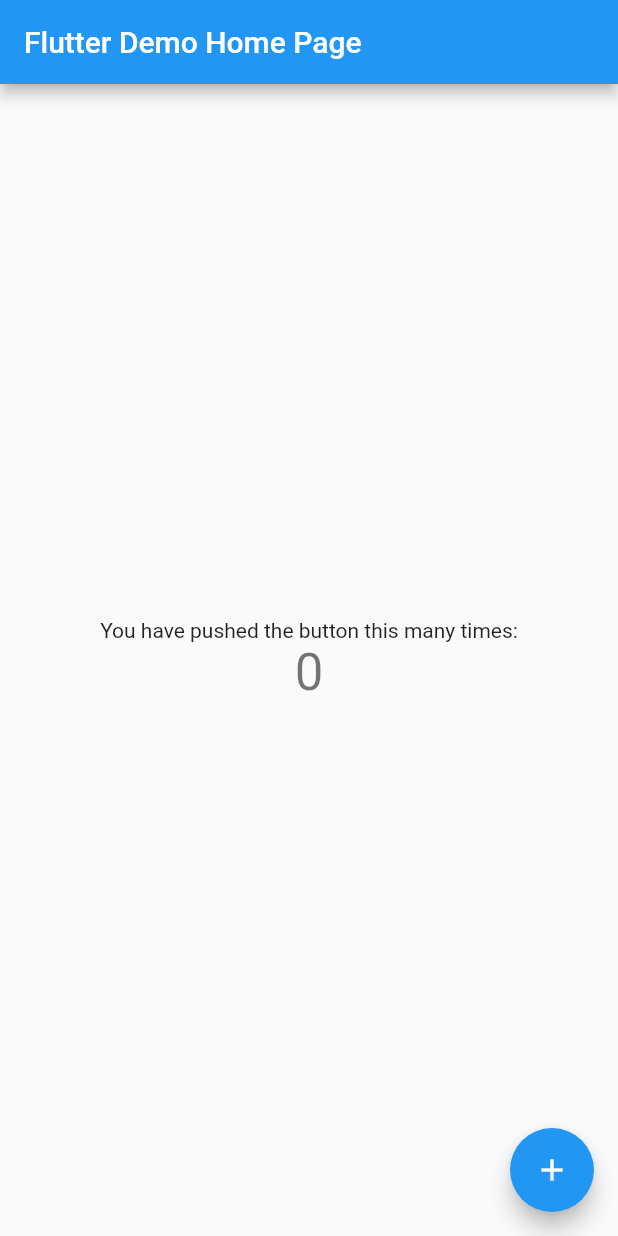
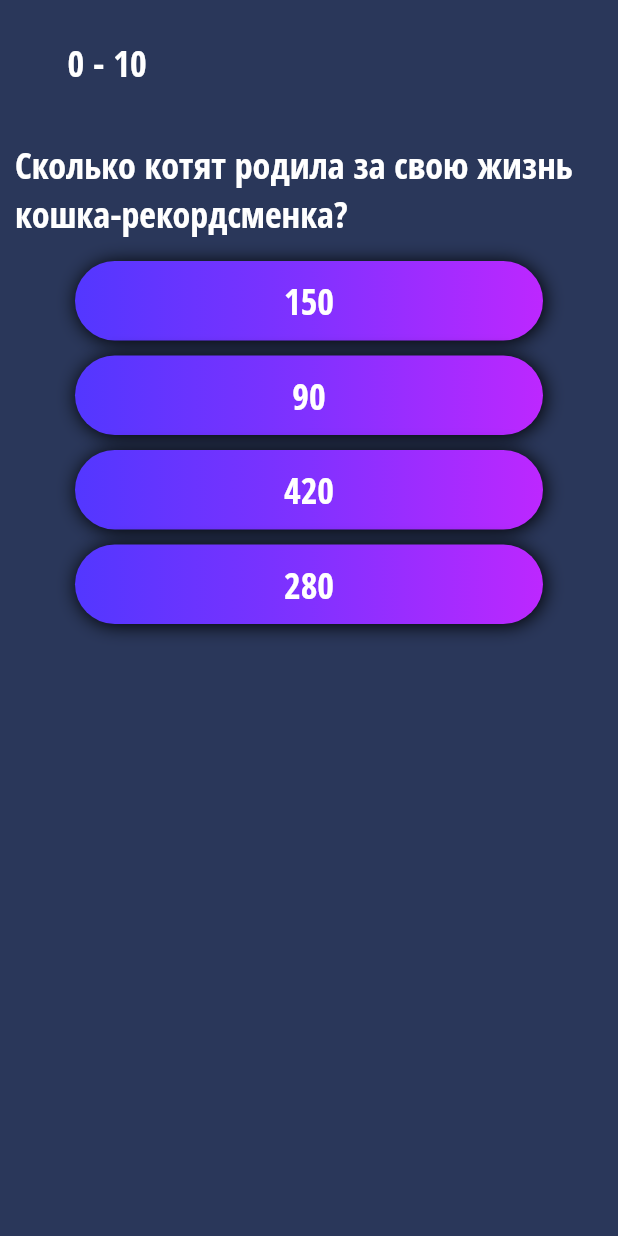
Before and after one commit to belyakova-anna/flutter_app, a Flutter app: the screen it shows after launch, on a phone screen of 412 x 824 dp. Run offline on Flutter 3.47's test engine with Material 2 defaults, Android fonts, the phone set to English and light mode, and no system bars; our stand-ins replace google_fonts.

Commit message:
first check

```diff
--- a/lib/main.dart
+++ b/lib/main.dart
@@ -1,96 +1,26 @@
 import 'package:flutter/material.dart';
+import 'package:google_fonts/google_fonts.dart';
+import 'package:mobile/pages/home_page.dart';
+import 'package:flutter/rendering.dart' show debugPaintSizeEnabled;
 
 void main() {
-  runApp(const MyApp());
+  debugPaintSizeEnabled = false;
+  return runApp(MyApp());
+
 }
 
 class MyApp extends StatelessWidget {
-  const MyApp({Key? key}) : super(key: key);
-
-  // This widget is the root of your application.
   @override
   Widget build(BuildContext context) {
     return MaterialApp(
-      title: 'Flutter Demo',
+      title: 'Quiz App',
       theme: ThemeData(
-
-        primarySwatch: Colors.blue,
+          primarySwatch: Colors.indigo,
+          textTheme: GoogleFonts.openSansCondensedTextTheme(
+            Theme.of(context).textTheme,
+          ),
       ),
-      home: const MyHomePage(title: 'Flutter Demo Home Page'),
+      home: HomePage(),
     );
   }
 }
-
-class MyHomePage extends StatefulWidget {
-  const MyHomePage({Key? key, required this.title}) : super(key: key);
-
-
-
-  final String title;
-
-  @override
-  State<MyHomePage> createState() => _MyHomePageState();
-}
-
-class _MyHomePageState extends State<MyHomePage> {
-  int _counter = 0;
-
-  void _incrementCounter() {
-    setState(() {
-
-      _counter++;
-    });
-  }
-
-  @override
-  Widget build(BuildContext context) {
-    // This method is rerun every time setState is called, for instance as done
-    // by the _incrementCounter method above.
-    //
-    // The Flutter framework has been optimized to make rerunning build methods
-    // fast, so that you can just rebuild anything that needs updating rather
-    // than having to individually change instances of widgets.
-    return Scaffold(
-      appBar: AppBar(
-        // Here we take the value from the MyHomePage object that was created by
-        // the App.build method, and use it to set our appbar title.
-        title: Text(widget.title),
-      ),
-      body: Center(
-        // Center is a layout widget. It takes a single child and positions it
-        // in the middle of the parent.
-        child: Column(
-          // Column is also a layout widget. It takes a list of children and
-          // arranges them vertically. By default, it sizes itself to fit its
-          // children horizontally, and tries to be as tall as its parent.
-          //
-          // Invoke "debug painting" (press "p" in the console, choose the
-          // "Toggle Debug Paint" action from the Flutter Inspector in Android
-          // Studio, or the "Toggle Debug Paint" command in Visual Studio Code)
-          // to see the wireframe for each widget.
-          //
-          // Column has various properties to control how it sizes itself and
-          // how it positions its children. Here we use mainAxisAlignment to
-          // center the children vertically; the main axis here is the vertical
-          // axis because Columns are vertical (the cross axis would be
-          // horizontal).
-          mainAxisAlignment: MainAxisAlignment.center,
-          children: <Widget>[
-            const Text(
-              'You have pushed the button this many times:',
-            ),
-            Text(
-              '$_counter',
-              style: Theme.of(context).textTheme.headline4,
-            ),
-          ],
-        ),
-      ),
-      floatingActionButton: FloatingActionButton(
-        onPressed: _incrementCounter,
-        tooltip: 'Increment',
-        child: const Icon(Icons.add),
-      ), // This trailing comma makes auto-formatting nicer for build methods.
-    );
-  }
-}
--- /dev/null
+++ b/lib/models/Question.dart
@@ -0,0 +1,107 @@
+import 'package:flutter/foundation.dart';
+
+class Question {
+  final String title;
+  final List<Map> answers;
+
+  Question({
+    required this.title,
+    required this.answers,
+});
+}
+
+class QuestionData {
+  final _data = [
+    Question(
+      title: 'Сколько котят родила за свою жизнь кошка-рекордсменка?',
+      answers: [
+        {'answer' : '150',},
+        {'answer' : '90',},
+        {'answer' : '420', 'isCorrect': 1},
+        {'answer' : '280',},
+      ]
+    ),
+    Question(
+        title: 'В средневековье было принято приклекать кошек к церковным праздникам. Каким образом?',
+        answers: [
+          {'answer' : 'Их приносили в церковь для ловли мышей',},
+          {'answer' : 'Их заставляли поститься',},
+          {'answer' : 'Их сбрасывали с башни', 'isCorrect': 1},
+          {'answer' : 'Им вешали бубенчики на шею',},
+        ]
+    ),
+    Question(
+        title: 'Что случилось после того, как папа римский Иннокентий Восьмой признал кошек воплощением зла?',
+        answers: [
+          {'answer' : 'Кошек отлучили от церкви как вид',},
+          {'answer' : 'Кошки убедили его в обратном',},
+          {'answer' : 'Погибло от 75 до 200 миллионов людей', 'isCorrect': 1},
+          {'answer' : 'Выросли цены на сыр',},
+        ]
+    ),
+    Question(
+        title: 'Как древние египтяне выражали скорбь из-за смерти домашней кошки?',
+        answers: [
+          {'answer' : 'Они сбривали брови', 'isCorrect': 1},
+          {'answer' : 'Они наносили на руки порезы, имитирующие царапины от когтей',},
+          {'answer' : 'Они разбивали статуи богини Бастет',},
+          {'answer' : 'Они хоронили вместо с кошкой нескольких рабов',},
+        ]
+    ),
+    Question(
+        title: 'Сколько процентов своей жизни кошки проводят во сне?',
+        answers: [
+          {'answer' : '50',},
+          {'answer' : '30',},
+          {'answer' : '90',},
+          {'answer' : '70', 'isCorrect': 1},
+        ]
+    ),
+    Question(
+        title: 'Кто изобрёл кошачью дверцу?',
+        answers: [
+          {'answer' : 'Никола Тесла',},
+          {'answer' : 'Исаак Ньютон', 'isCorrect': 1},
+          {'answer' : 'Древние египтяне',},
+          {'answer' : 'Томас Эдисон',},
+        ]
+    ),
+    Question(
+        title: 'Какой вкус кошки не ощущают?',
+        answers: [
+          {'answer' : 'Солёный',},
+          {'answer' : 'Горький',},
+          {'answer' : 'Кислый',},
+          {'answer' : 'Сладкий', 'isCorrect': 1},
+        ]
+    ),
+    Question(
+        title: 'В каком году снято старейшее видео с котиками, которое можно найти на YouTube?',
+        answers: [
+          {'answer' : '1915',},
+          {'answer' : '1960',},
+          {'answer' : '1894', 'isCorrect': 1},
+          {'answer' : '1992',},
+        ]
+    ),
+    Question(
+        title: 'Каких кошек Эрнест Хэмингуэй любил больше других?',
+        answers: [
+          {'answer' : 'Курносых',},
+          {'answer' : 'Голых',},
+          {'answer' : 'Трёхцветных',},
+          {'answer' : 'С лишними пальцами', 'isCorrect': 1},
+        ]
+    ),
+    Question(
+        title: 'Учёные считают, что кошки видят траву именно в этмо цвете.',
+        answers: [
+          {'answer' : 'Синий',},
+          {'answer' : 'Жёлтый',},
+          {'answer' : 'Кошки видят весь мир в сером цвете',},
+          {'answer' : 'Красный', 'isCorrect': 1},
+        ]
+    ),
+  ];
+  List<Question> get questions => [..._data];
+}
--- /dev/null
+++ b/lib/pages/home_page.dart
@@ -0,0 +1,83 @@
+import 'package:flutter/material.dart';
+import 'package:mobile/models/Question.dart';
+
+import '../widgets/answer.dart';
+import '../widgets/progress_bar.dart';
+import '../widgets/quiz.dart';
+import '../widgets/result.dart';
+
+class HomePage extends StatefulWidget {
+  @override
+  _HomePageState createState() => _HomePageState();
+}
+
+class _HomePageState extends State<HomePage> {
+  final QuestionData data = QuestionData();
+  int _countResult = 0;
+  int _questionIndex = 0;
+
+  List<Icon> _icons = [];
+
+  void _clearState() => setState(() {
+    _questionIndex = 0;
+    _countResult = 0;
+    _icons = [];
+  });
+
+  void _onChangeAnswer(bool isCorrect) => setState(() {
+    if (isCorrect) {
+      _icons.add(Icon(Icons.brightness_1, color: Color(0xFFbd27ff)));
+      _countResult++;
+    } else {
+      _icons.add(Icon(Icons.brightness_1, color: Color(0xFF000000)));
+    }
+
+    _questionIndex += 1;
+  });
+
+  final whiteTextStyle = TextStyle(
+    color: Colors.white,
+    fontSize: 24,
+  );
+
+  Widget build(BuildContext context) {
+    return Scaffold(
+      //appBar: AppBar(title: Text('Тестирование')),
+      body: SafeArea(
+        child: DefaultTextStyle.merge(
+          style: whiteTextStyle,
+          child: Container(
+            constraints: BoxConstraints.expand(),
+            decoration: BoxDecoration(
+              color: const Color(0xff2a375a),
+            ),
+            child: Column(
+              children: <Widget> [
+
+                ProgressBar(
+                  icons: _icons,
+                  count: _questionIndex,
+                  total: data.questions.length,
+                ),
+
+                _questionIndex < data.questions.length
+                    ? Quiz(
+                  index: _questionIndex,
+                  questionData: data,
+                  onChangeAnswer: _onChangeAnswer,
+                )
+
+                : Result(
+                  count: _countResult,
+                  total: data.questions.length,
+                  onClearState: _clearState,
+                ),
+
+              ],
+            ),
+          ),
+      ),
+    ),
+    );
+  }
+}
--- /dev/null
+++ b/lib/widgets/answer.dart
@@ -0,0 +1,48 @@
+import 'package:flutter/material.dart';
+
+class Answer extends StatelessWidget {
+  final String title;
+  final isCorrect;
+  final Function onChangeAnswer;
+
+
+  Answer({
+    required this.title,
+    required this.isCorrect,
+    required this.onChangeAnswer,
+  });
+
+  @override
+  Widget build(BuildContext context) {
+    return GestureDetector(
+      onTap: () => onChangeAnswer(isCorrect),
+      child: Container(
+        margin: const EdgeInsets.symmetric(
+          horizontal: 50.0,
+          vertical: 5.0,
+        ),
+        padding: const EdgeInsets.all(10.0),
+        width: double.infinity,
+        decoration: BoxDecoration(
+            boxShadow: [BoxShadow(
+              color: Colors.black,
+              blurRadius: 10.0,
+              offset: Offset(1.0, 1.0),
+            ),
+          ],
+          borderRadius: BorderRadius.circular(30.0),
+          gradient: LinearGradient(colors: [
+            Color(0xFF5337ff),
+            Color(0xFF8131ff),
+            Color(0xFFbd27ff),
+          ])
+        ),
+        child: Text(
+          title,
+          textAlign: TextAlign.center,
+        ),
+
+      ),
+    );
+  }
+}
--- /dev/null
+++ b/lib/widgets/progress_bar.dart
@@ -0,0 +1,38 @@
+import 'package:flutter/material.dart';
+
+class ProgressBar extends StatelessWidget {
+  final icons;
+  final count;
+  final total;
+
+  ProgressBar({
+    this.icons,
+    this.count,
+    this.total,
+  });
+
+  @override
+  Widget build(BuildContext context) {
+    return Container(
+      padding: const EdgeInsets.all(15.0),
+      margin: const EdgeInsets.symmetric(
+        vertical: 10.0,
+        horizontal: 30.0,
+      ),
+      child: Row(
+        mainAxisAlignment: MainAxisAlignment.start,
+        children: <Widget>[
+        FittedBox(
+          fit: BoxFit.contain,
+          child: Text(
+            '$count - $total',
+          ),
+        ),
+          SizedBox(width: 10),
+
+          ...icons,
+      ],
+    ),
+    );
+  }
+}
--- /dev/null
+++ b/lib/widgets/quiz.dart
@@ -0,0 +1,37 @@
+import 'package:flutter/material.dart';
+import '../widgets/answer.dart';
+
+class Quiz extends StatelessWidget {
+
+  final index;
+  final questionData;
+  final onChangeAnswer;
+
+  Quiz({
+    required this.index,
+    required this.questionData,
+    required this.onChangeAnswer,
+});
+
+  @override
+  Widget build(BuildContext context) {
+    return Column(
+      children: <Widget>[
+        Container(
+          padding: const EdgeInsets.all(10.0),
+          child: Text(
+            questionData.questions[index].title,
+          ),
+        ),
+        ...questionData.questions[index].answers.map(
+                (value) => Answer(
+              title: value['answer'],
+              onChangeAnswer: onChangeAnswer,
+              isCorrect: value.containsKey('isCorrect') ? true: false,
+            )
+
+        ).toList(),
+      ]
+    );
+  }
+}
--- /dev/null
+++ b/lib/widgets/result.dart
@@ -0,0 +1,92 @@
+import 'package:flutter/material.dart';
+
+class Result extends StatelessWidget {
+  final int count;
+  final int total;
+  final Function onClearState;
+
+  Result ({
+    required this.count,
+    required this.total,
+    required this.onClearState,
+});
+  @override
+  Widget build(BuildContext context) {
+
+    String msg = '';
+    Widget img;
+    if (0 <= count && count <= 3) {
+      msg = 'Вижу маленького глупенького котёнка';
+      img = Image.asset('assets/sad.jpg');
+    } else if ((4 <= count && count <= 7)) {
+      msg = 'Ты умничка';
+      img = Image.asset('assets/love.jpg');
+    } else {
+      msg = 'Преисполнился в познании';
+      img = Image.asset('assets/gud.jpg');
+    }
+    return Container(
+      padding: const EdgeInsets.all(20.0),
+      margin: const EdgeInsets.symmetric(horizontal: 30.0),
+      decoration: BoxDecoration(
+        boxShadow: [
+          BoxShadow(
+            color: Colors.black,
+            blurRadius: 15.0,
+            spreadRadius: 0.0,
+            offset: Offset( 2.0, 5.0, ),
+          )
+        ],
+        borderRadius: BorderRadius.circular(30.0),
+        gradient: LinearGradient(
+          colors: <Color>[
+            Color(0xFF5337ff),
+            Color(0xFF8131ff),
+            Color(0xFFbd27ff),
+          ],
+        ),
+      ),
+      child: Column(
+        children: <Widget>[
+
+          Container(
+            width: 120,
+            height: 120,
+            child: FittedBox(
+              fit: BoxFit.contain,
+              child: img,
+            ),
+          ),
+
+          Container(
+            child: Text(
+              msg,
+              textAlign: TextAlign.center,
+            ),
+          ),
+
+          Divider(
+            color: Colors.white,
+          ),
+          Text(
+            'Верно ответил на $count из $total',
+          ),
+          Divider(
+            color: Colors.white,
+          ),
+
+          FlatButton(
+            child: Text(
+              'Пройти ещё раз',
+              style: TextStyle(
+                fontSize: 22.0,
+              ),
+            ),
+            onPressed: () => {onClearState()},     //  в случае аварии убрать скобки
+          ),
+
+        ],
+      ),
+    );
+  }
+}
```
Also changed, not shown: pubspec.yaml (+5 -3 lines), pubspec.lock, 6 other files.
